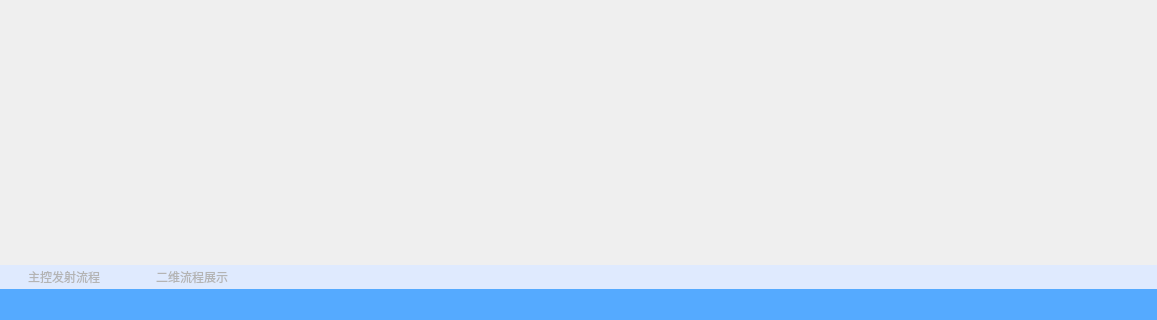
Old version of the form 15.SimulationTrainingSys_DEV/src/ControlMonitor/UI/controlmonitor.ui in the repository FakeItUtillMakeIt/QT-example; both pictures show x 0 to 1157 and y 549 to 869 of the 1157 by 869 pixel window.
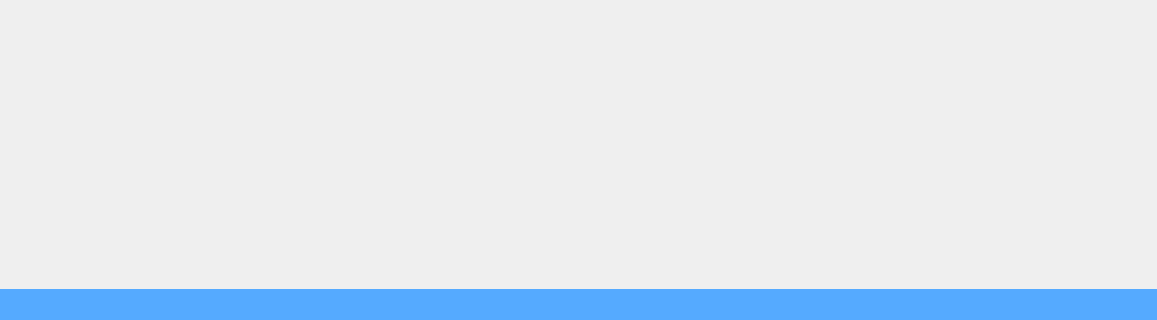
New version of the form. Icons and pictures are not drawn.

The edit to the form file:
```diff
--- a/15.SimulationTrainingSys_DEV/src/ControlMonitor/UI/controlmonitor.ui
+++ b/15.SimulationTrainingSys_DEV/src/ControlMonitor/UI/controlmonitor.ui
@@ -969,249 +969,13 @@
           <string notr="true"/>
          </property>
          <property name="currentIndex">
-          <number>1</number>
+          <number>0</number>
          </property>
          <widget class="QWidget" name="page1">
           <property name="styleSheet">
            <string notr="true">#page1{border-image:url(&quot;:/ControlMonitor/images/center.png&quot;)}</string>
           </property>
          </widget>
-         <widget class="QWidget" name="page2">
-          <property name="styleSheet">
-           <string notr="true">#page2{border-image:url(&quot;:/ControlMonitor/images/center.png&quot;)}</string>
-          </property>
-         </widget>
-        </widget>
-       </item>
-       <item>
-        <widget class="QWidget" name="widget_11" native="true">
-         <property name="minimumSize">
-          <size>
-           <width>0</width>
-           <height>24</height>
-          </size>
-         </property>
-         <property name="maximumSize">
-          <size>
-           <width>16777215</width>
-           <height>24</height>
-          </size>
-         </property>
-         <property name="styleSheet">
-          <string notr="true">background-color:rgb(223,234,254)</string>
-         </property>
-         <layout class="QHBoxLayout" name="horizontalLayout_8">
-          <property name="spacing">
-           <number>0</number>
-          </property>
-          <property name="leftMargin">
-           <number>0</number>
-          </property>
-          <property name="topMargin">
-           <number>0</number>
-          </property>
-          <property name="rightMargin">
-           <number>0</number>
-          </property>
-          <property name="bottomMargin">
-           <number>0</number>
-          </property>
-          <item>
-           <widget class="QWidget" name="widget_12" native="true">
-            <property name="minimumSize">
-             <size>
-              <width>128</width>
-              <height>24</height>
-             </size>
-            </property>
-            <property name="maximumSize">
-             <size>
-              <width>128</width>
-              <height>24</height>
-             </size>
-            </property>
-            <layout class="QHBoxLayout" name="horizontalLayout_6">
-             <property name="spacing">
-              <number>0</number>
-             </property>
-             <property name="leftMargin">
-              <number>0</number>
-             </property>
-             <property name="topMargin">
-              <number>0</number>
-             </property>
-             <property name="rightMargin">
-              <number>0</number>
-             </property>
-             <property name="bottomMargin">
-              <number>0</number>
-             </property>
-             <item>
-              <widget class="QLabel" name="label_8">
-               <property name="minimumSize">
-                <size>
-                 <width>4</width>
-                 <height>0</height>
-                </size>
-               </property>
-               <property name="maximumSize">
-                <size>
-                 <width>4</width>
-                 <height>16777215</height>
-                </size>
-               </property>
-               <property name="text">
-                <string/>
-               </property>
-               <property name="pixmap">
-                <pixmap resource="controlmonitor.qrc">:/ControlMonitor/rectleft</pixmap>
-               </property>
-               <property name="alignment">
-                <set>Qt::AlignCenter</set>
-               </property>
-              </widget>
-             </item>
-             <item>
-              <widget class="QPushButton" name="zhukong">
-               <property name="minimumSize">
-                <size>
-                 <width>120</width>
-                 <height>24</height>
-                </size>
-               </property>
-               <property name="maximumSize">
-                <size>
-                 <width>120</width>
-                 <height>24</height>
-                </size>
-               </property>
-               <property name="cursor">
-                <cursorShape>PointingHandCursor</cursorShape>
-               </property>
-               <property name="styleSheet">
-                <string notr="true">
-QPushButton{
-color:rgb(180,180,180);
-border:none;
-}
-QPushButton:hover{
-color:black;
-border:none;
-}</string>
-               </property>
-               <property name="text">
-                <string>主控发射流程</string>
-               </property>
-              </widget>
-             </item>
-             <item>
-              <widget class="QLabel" name="label_9">
-               <property name="minimumSize">
-                <size>
-                 <width>4</width>
-                 <height>0</height>
-                </size>
-               </property>
-               <property name="maximumSize">
-                <size>
-                 <width>4</width>
-                 <height>16777215</height>
-                </size>
-               </property>
-               <property name="text">
-                <string/>
-               </property>
-               <property name="pixmap">
-                <pixmap resource="controlmonitor.qrc">:/ControlMonitor/rectright</pixmap>
-               </property>
-               <property name="alignment">
-                <set>Qt::AlignCenter</set>
-               </property>
-              </widget>
-             </item>
-            </layout>
-           </widget>
-          </item>
-          <item>
-           <widget class="QWidget" name="widget_13" native="true">
-            <property name="minimumSize">
-             <size>
-              <width>128</width>
-              <height>24</height>
-             </size>
-            </property>
-            <property name="maximumSize">
-             <size>
-              <width>128</width>
-              <height>24</height>
-             </size>
-            </property>
-            <layout class="QHBoxLayout" name="horizontalLayout_7">
-             <property name="spacing">
-              <number>0</number>
-             </property>
-             <property name="leftMargin">
-              <number>0</number>
-             </property>
-             <property name="topMargin">
-              <number>0</number>
-             </property>
-             <property name="rightMargin">
-              <number>0</number>
-             </property>
-             <property name="bottomMargin">
-              <number>0</number>
-             </property>
-             <item>
-              <widget class="QPushButton" name="erwei">
-               <property name="minimumSize">
-                <size>
-                 <width>120</width>
-                 <height>24</height>
-                </size>
-               </property>
-               <property name="maximumSize">
-                <size>
-                 <width>120</width>
-                 <height>24</height>
-                </size>
-               </property>
-               <property name="cursor">
-                <cursorShape>PointingHandCursor</cursorShape>
-               </property>
-               <property name="styleSheet">
-                <string notr="true">
-QPushButton{
-color:rgb(180,180,180);
-border:none;
-}
-QPushButton:hover{
-color:black;
-border:none;
-}</string>
-               </property>
-               <property name="text">
-                <string>二维流程展示</string>
-               </property>
-              </widget>
-             </item>
-            </layout>
-           </widget>
-          </item>
-          <item>
-           <spacer name="horizontalSpacer">
-            <property name="orientation">
-             <enum>Qt::Horizontal</enum>
-            </property>
-            <property name="sizeHint" stdset="0">
-             <size>
-              <width>40</width>
-              <height>20</height>
-             </size>
-            </property>
-           </spacer>
-          </item>
-         </layout>
         </widget>
        </item>
       </layout>
```
